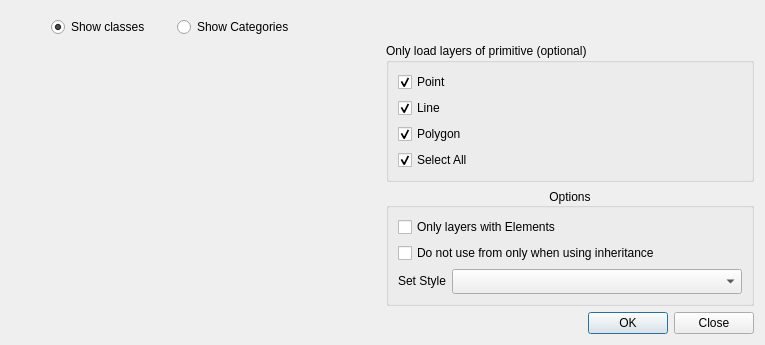
The window that LayerTools/LoadLayersFromServer/loadLayersFromServer.ui (dsgoficial/DsgTools) describes before a commit, drawn with Qt 5.
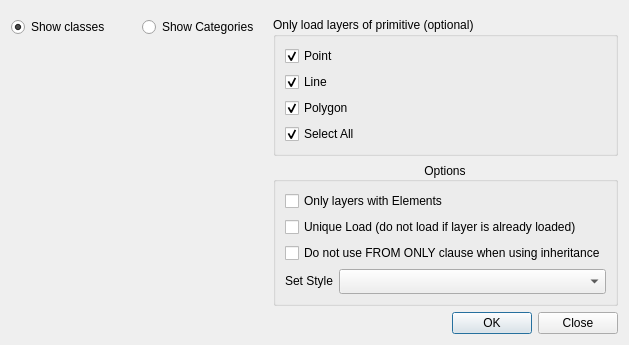
The same window after the commit. Custom widgets are drawn as their Qt base class.

The edit to the form file:
```diff
--- a/LayerTools/LoadLayersFromServer/loadLayersFromServer.ui
+++ b/LayerTools/LoadLayersFromServer/loadLayersFromServer.ui
@@ -6,8 +6,8 @@
    <rect>
     <x>0</x>
     <y>0</y>
-    <width>765</width>
-    <height>260</height>
+    <width>629</width>
+    <height>258</height>
    </rect>
   </property>
   <property name="sizePolicy">
@@ -19,7 +19,7 @@
   <property name="windowTitle">
    <string>Load Layers from a Server</string>
   </property>
-  <layout class="QGridLayout" name="gridLayout">
+  <layout class="QGridLayout" name="gridLayout_4">
    <item row="0" column="0" colspan="2">
     <widget class="CustomServerConnectionWidget" name="customServerConnectionWidget" native="true">
      <property name="sizePolicy">
@@ -36,30 +36,9 @@
      </property>
     </widget>
    </item>
-   <item row="1" column="0" colspan="2">
-    <layout class="QHBoxLayout" name="horizontalLayout_3">
-     <item>
-      <spacer name="horizontalSpacer_2">
-       <property name="orientation">
-        <enum>Qt::Horizontal</enum>
-       </property>
-       <property name="sizeType">
-        <enum>QSizePolicy::Fixed</enum>
-       </property>
-       <property name="sizeHint" stdset="0">
-        <size>
-         <width>40</width>
-         <height>20</height>
-        </size>
-       </property>
-      </spacer>
-     </item>
-     <item>
-      <layout class="QHBoxLayout" name="horizontalLayout">
-       <property name="sizeConstraint">
-        <enum>QLayout::SetFixedSize</enum>
-       </property>
-       <item>
+   <item row="1" column="0">
+    <layout class="QGridLayout" name="gridLayout">
+     <item row="0" column="0">
         <widget class="QRadioButton" name="showClassesRadioButton">
          <property name="sizePolicy">
           <sizepolicy hsizetype="MinimumExpanding" vsizetype="Fixed">
@@ -75,7 +54,7 @@
          </property>
         </widget>
        </item>
-       <item>
+     <item row="0" column="1">
         <widget class="QRadioButton" name="showCategoriesRadioButton">
          <property name="sizePolicy">
           <sizepolicy hsizetype="MinimumExpanding" vsizetype="Fixed">
@@ -88,27 +67,7 @@
          </property>
         </widget>
        </item>
-      </layout>
-     </item>
-     <item>
-      <spacer name="horizontalSpacer">
-       <property name="orientation">
-        <enum>Qt::Horizontal</enum>
-       </property>
-       <property name="sizeType">
-        <enum>QSizePolicy::MinimumExpanding</enum>
-       </property>
-       <property name="sizeHint" stdset="0">
-        <size>
-         <width>458</width>
-         <height>20</height>
-        </size>
-       </property>
-      </spacer>
-     </item>
-    </layout>
-   </item>
-   <item row="2" column="0" rowspan="2">
+     <item row="1" column="0" colspan="2">
     <widget class="CustomSelector" name="layersCustomSelector" native="true">
      <property name="sizePolicy">
       <sizepolicy hsizetype="MinimumExpanding" vsizetype="MinimumExpanding">
@@ -124,7 +83,11 @@
      </property>
     </widget>
    </item>
-   <item row="2" column="1">
+    </layout>
+   </item>
+   <item row="1" column="1">
+    <layout class="QVBoxLayout" name="verticalLayout">
+     <item>
     <widget class="QgsCollapsibleGroupBox" name="mGroupBox">
      <property name="title">
       <string>Only load layers of primitive (optional)</string>
@@ -203,7 +166,7 @@
      </layout>
     </widget>
    </item>
-   <item row="3" column="1">
+     <item>
     <widget class="QgsCollapsibleGroupBox" name="mGroupBox_2">
      <property name="maximumSize">
       <size>
@@ -241,6 +204,13 @@
        </widget>
       </item>
       <item row="1" column="0" colspan="2">
+         <widget class="QCheckBox" name="uniqueLoadCheckBox">
+          <property name="text">
+           <string>Unique Load (do not load if layer is already loaded)</string>
+          </property>
+         </widget>
+        </item>
+        <item row="2" column="0" colspan="2">
        <widget class="QCheckBox" name="onlyParentsCheckBox">
         <property name="sizePolicy">
          <sizepolicy hsizetype="MinimumExpanding" vsizetype="Fixed">
@@ -258,11 +228,11 @@
          <string>DSGTools uses from only as a query filter. If this behaviour is not desired, check this item.</string>
         </property>
         <property name="text">
-         <string>Do not use from only when using inheritance</string>
+           <string>Do not use FROM ONLY clause when using inheritance</string>
         </property>
        </widget>
       </item>
-      <item row="2" column="0">
+        <item row="3" column="0">
        <widget class="QLabel" name="label">
         <property name="sizePolicy">
          <sizepolicy hsizetype="Fixed" vsizetype="Fixed">
@@ -275,7 +245,7 @@
         </property>
        </widget>
       </item>
-      <item row="2" column="1">
+        <item row="3" column="1">
        <widget class="QComboBox" name="styleComboBox">
         <property name="sizePolicy">
          <sizepolicy hsizetype="MinimumExpanding" vsizetype="Fixed">
@@ -285,7 +255,7 @@
         </property>
         <property name="minimumSize">
          <size>
-          <width>100</width>
+            <width>25</width>
           <height>25</height>
          </size>
         </property>
@@ -294,7 +264,9 @@
      </layout>
     </widget>
    </item>
-   <item row="4" column="1">
+    </layout>
+   </item>
+   <item row="2" column="0" colspan="2">
     <widget class="QDialogButtonBox" name="buttonBox">
      <property name="standardButtons">
       <set>QDialogButtonBox::Close|QDialogButtonBox::Ok</set>
```
Lines whose indentation alone changed are shown as unchanged.
